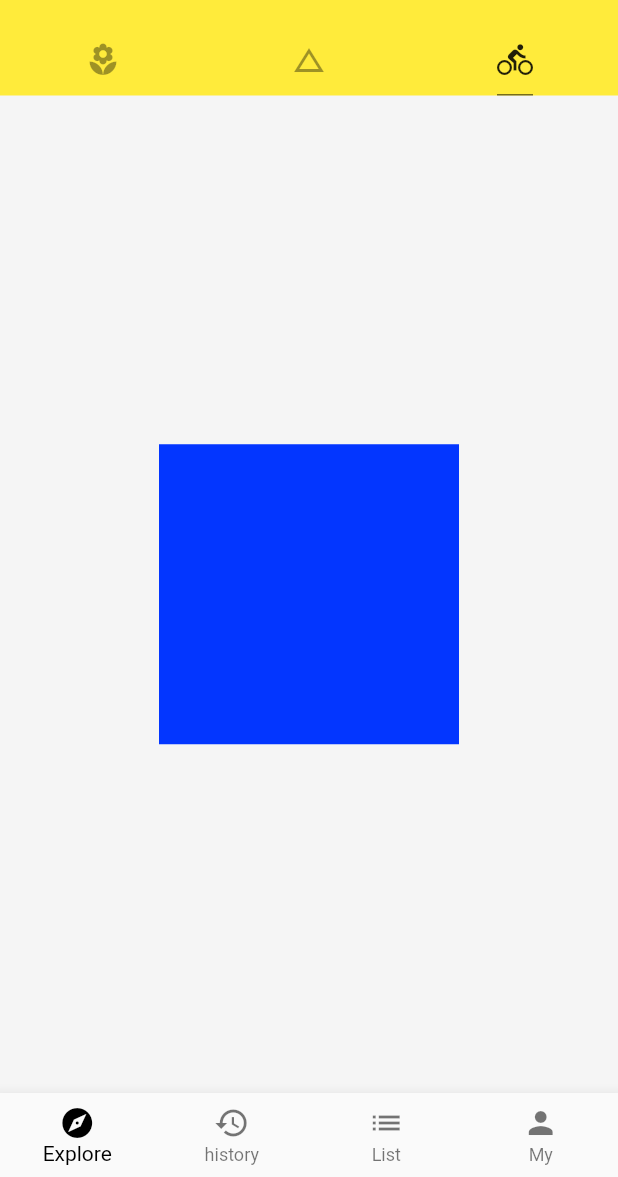
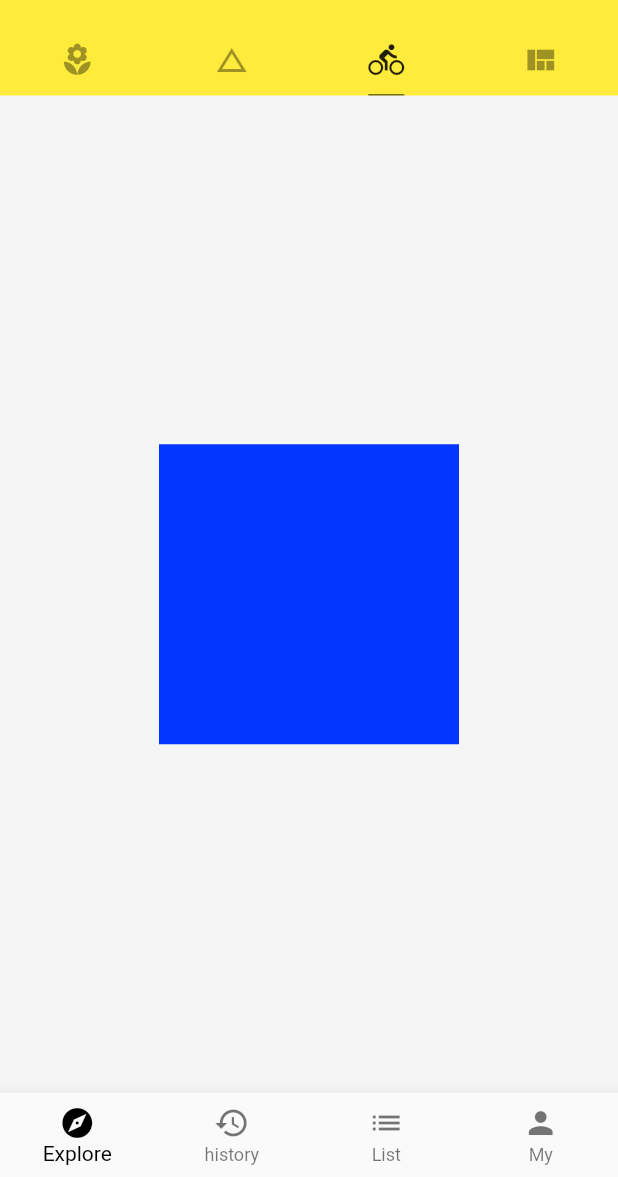
Before and after one commit to SymphonyZhang/practice, a Flutter app: the screen it shows after launch, tab 3 chosen, on a phone screen of 412 x 824 dp, the part 59-1236 px from its top. Run offline on Flutter 3.47's test engine with Material 2 defaults, Android fonts, the phone set to English and light mode, and no system bars; network calls fail.

Commit message:
初始化自定义部件 ViewDemo

```diff
--- a/lib/main.dart
+++ b/lib/main.dart
@@ -4,6 +4,7 @@ import './demo/bottom_navigation_bar_demo.dart';
 import './demo/listview_demo.dart';
 import './demo/basic_demo.dart';
 import './demo/layout_demo.dart';
+import './demo/view_demo.dart';
 
 void main() => runApp(App());
 
@@ -39,7 +40,7 @@ class Home extends StatelessWidget {
     //TabBar 定义标签，TabBarView 定义标签内容，TabController 联通TabBar和TabBarView
     return DefaultTabController(
       //设置tab的个数
-      length: 3,
+      length: 4,
       child: Scaffold(
         backgroundColor: Colors.grey[100],
         //app标题栏
@@ -89,6 +90,9 @@ class Home extends StatelessWidget {
               Tab(
                 icon: Icon(Icons.directions_bike),
               ),
+              Tab(
+                icon: Icon(Icons.view_quilt),
+              ),
             ],
           ),
         ),
@@ -98,6 +102,7 @@ class Home extends StatelessWidget {
             ListViewDemo(),
             BasicDemo(),
             LayoutDemo(),
+            ViewDemo(),
           ],
         ),
         //添加Drawer(抽屉)
```
Also changed, not shown: lib/demo/view_demo.dart (added, +9 -0 lines).
